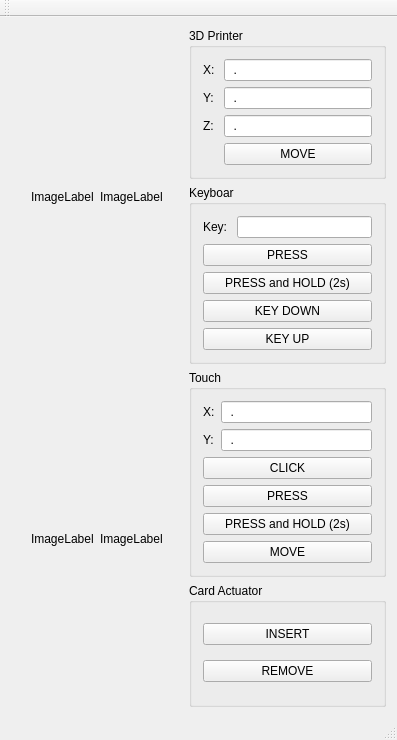
First picture: the form in ui/mainwindow.ui, repository stone-payments/pos-unified-test-automation, before the edit.
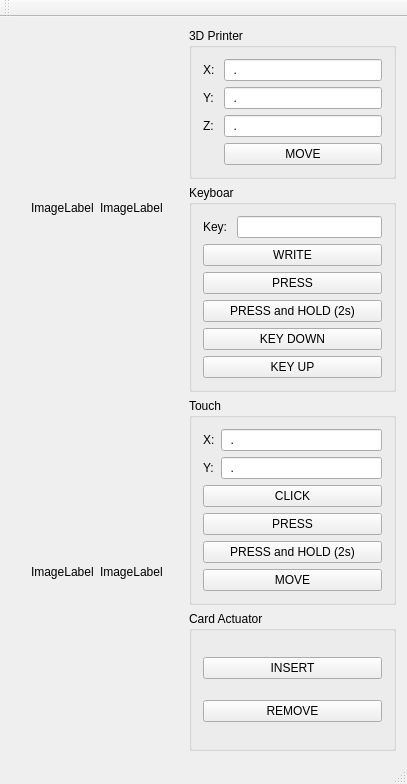
Second picture: the form after the edit.

Commit message: Implement write keyboard method, NEED FIX: printer wait method

```diff
--- a/ui/mainwindow.ui
+++ b/ui/mainwindow.ui
@@ -6,8 +6,8 @@
    <rect>
     <x>0</x>
     <y>0</y>
-    <width>397</width>
-    <height>740</height>
+    <width>407</width>
+    <height>784</height>
    </rect>
   </property>
   <property name="windowTitle">
@@ -131,7 +131,7 @@
            <item row="0" column="1">
             <widget class="QLineEdit" name="inputKey">
              <property name="inputMask">
-              <string>N</string>
+              <string/>
              </property>
             </widget>
            </item>
@@ -144,6 +144,13 @@
            </item>
           </layout>
          </item>
+         <item>
+          <widget class="QPushButton" name="pushButton">
+           <property name="text">
+            <string>WRITE</string>
+           </property>
+          </widget>
+         </item>
          <item>
           <widget class="QPushButton" name="buttonKeyPress">
            <property name="text">
```
Left out of the diff: 4 changed lines with no effect on the pictures. The commit also changes 6 other files.
